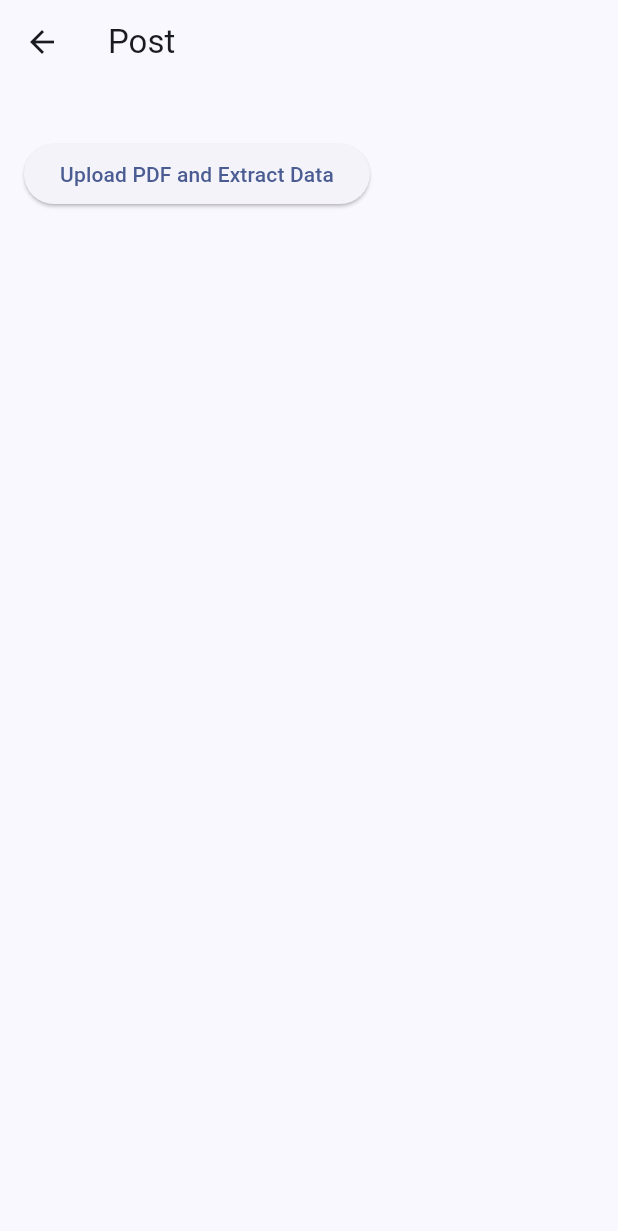
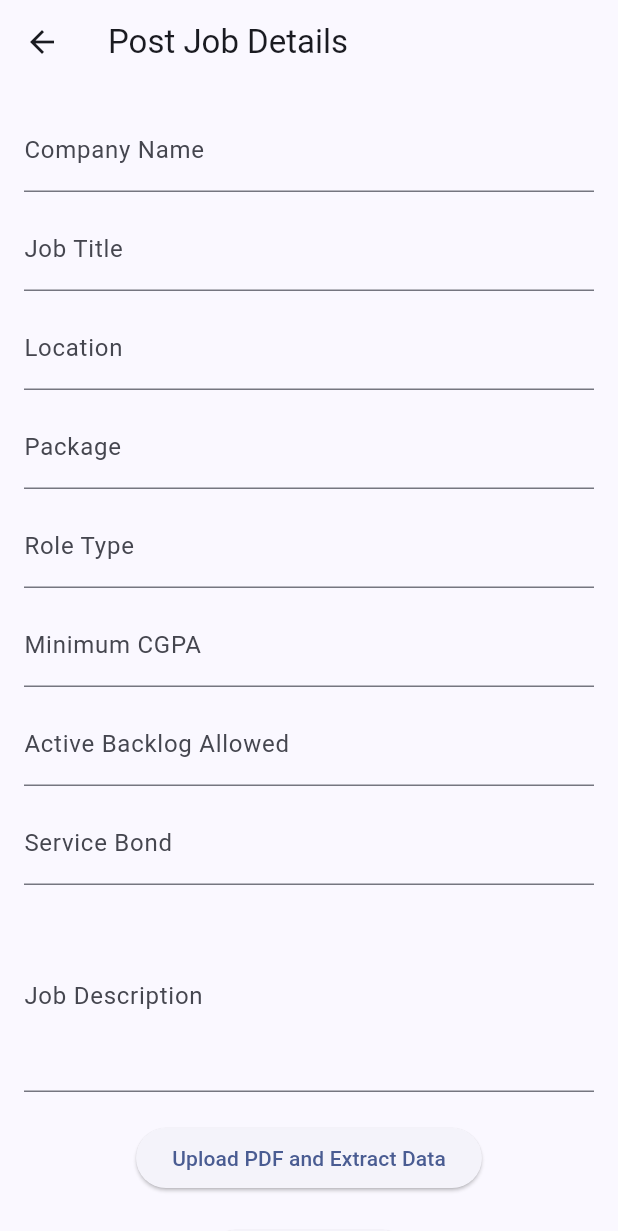
Before and after one commit to SephinSE/PlaceMe-Make-A-Ton-7.0, a Flutter app: the PlaceMePostPage screen opened by its route, on a phone screen of 412 x 824 dp. Shown: the top 1231 px of the screen. Run offline on Flutter 3.47's test engine with Material 3 defaults, Android fonts, the phone set to English and light mode, and no system bars; our stand-ins replace file_picker, go_router, google_fonts, google_generative_ai; Roboto replaces fonts that are missing (Roboto Flex).

Commit message:
extracted test automatically added to job fields

```diff
--- a/frontend/lib/pages/post.dart
+++ b/frontend/lib/pages/post.dart
@@ -1,8 +1,7 @@
-import 'package:flutter/material.dart';
-import 'package:file_picker/file_picker.dart';
-import 'package:http/http.dart' as http;
-import 'dart:convert';
-import 'package:google_generative_ai/google_generative_ai.dart';
+import 'dart:convert'; // For json.encode and json.decode
+import 'package:flutter/material.dart'; // Flutter material design components
+import 'package:http/http.dart' as http; // For making HTTP requests
+import '../textextract.dart'; // Your custom PDFProcessor class
 
 class PlaceMePostPage extends StatefulWidget {
   const PlaceMePostPage({super.key});
@@ -12,177 +11,110 @@ class PlaceMePostPage extends StatefulWidget {
 }
 
 class _PlaceMePostPageState extends State<PlaceMePostPage> {
-  String? _jobDetails;
-  String? _extractedText;
+  final PDFProcessor _pdfProcessor = PDFProcessor();
+
+  // Form controllers for each field
+  final TextEditingController _companyNameController = TextEditingController();
+  final TextEditingController _jobTitleController = TextEditingController();
+  final TextEditingController _locationController = TextEditingController();
+  final TextEditingController _packageController = TextEditingController();
+  final TextEditingController _roleTypeController = TextEditingController();
+  final TextEditingController _minimumCgpaController = TextEditingController();
+  final TextEditingController _backlogController = TextEditingController();
+  final TextEditingController _serviceBondController = TextEditingController();
+  final TextEditingController _jobDescriptionController =
+      TextEditingController();
+
   bool _isLoading = false;
-
-  final String convertApiSecret = 'secret_qGBWTagi91WZryAx'; // Replace with your Convert API Secret
-  final String geminiApiKey = 'AIzaSyCuRtOFEMHCZy6ZLz3c5XMA2yzkrRmjjWw'; // Your Gemini API Key
 
   Future<void> _uploadPDFAndExtractText() async {
     setState(() {
-    _isLoading = true; // Show loading indicator
+      _isLoading = true;
     });
 
-  // Step 1: Pick a PDF file
-  final result = await FilePicker.platform.pickFiles(
-    type: FileType.custom,
-    allowedExtensions: ['pdf'],
-  );
+    // Call the upload and extraction functions
+    final extractedText = await _pdfProcessor.uploadPDFAndExtractText();
+    if (extractedText != null) {
+      String? jobDetailsJson =
+          await _pdfProcessor.extractJobData(extractedText);
 
-  if (result != null && result.files.isNotEmpty) {
-    final fileBytes = result.files.first.bytes;
+      // Remove backticks and any leading "json" text if present
+      final jsonString =
+          jobDetailsJson?.replaceAll('json ', '').replaceAll('`', '');
 
-    // Debugging: Confirm that the file was picked
-    print('PDF file picked: ${result.files.first.name}');
+      // Decode the JSON string
+      final jobData = json.decode(jsonString!);
 
-    if (fileBytes != null) {
-      try {
-        // Step 2: Encode the PDF file to Base64
-        String base64EncodedFile = base64Encode(fileBytes);
-
-        // Step 3: Prepare the request body
-        final requestBody = json.encode({
-          "Parameters": [
-            {
-              "Name": "File",
-              "FileValue": {
-                "Name": result.files.first.name,
-                "Data": base64EncodedFile,
-              },
-            },
-            {
-              "Name": "StoreFile",
-              "Value": true,
-            },
-          ],
+      if (jobData != null) {
+        setState(() {
+          // Populate the form fields with extracted job data
+          _companyNameController.text = jobData['company_name'] ?? '';
+          _jobTitleController.text = jobData['job_title'] ?? '';
+          _locationController.text = jobData['location'] ?? '';
+          _packageController.text = jobData['package'] ?? '';
+          _roleTypeController.text = jobData['role_type'] ?? '';
+          _minimumCgpaController.text = jobData['minimum_cgpa'] ?? '';
+          _backlogController.text = jobData['active_backlog_allowed'] ?? '';
+          _serviceBondController.text = jobData['service_bond'] ?? '';
+          _jobDescriptionController.text = jobData['job_description'] ?? '';
         });
-
-        // Step 4: Send the request to the Convert API
-        final uri = Uri.parse('https://v2.convertapi.com/convert/pdf/to/txt');
-        final response = await http.post(
-          uri,
-          headers: {
-            'Authorization': 'Bearer $convertApiSecret',
-            'Content-Type': 'application/json',
-          },
-          body: requestBody,
-        );
-
-        // Debugging: Log response status
-        print('Convert API response status: ${response.statusCode}');
-
-        if (response.statusCode == 200) {
-          final extractedData = json.decode(response.body);
-
-          // Debugging: Log the entire response data
-          print('Response from Convert API: $extractedData');
-
-          // Check if the response contains the file URL
-          if (extractedData['Files'] != null && extractedData['Files'].isNotEmpty) {
-            String textFileUrl = extractedData['Files'][0]['Url'];
-
-            // Debugging: Log the URL of the extracted text file
-            print('Extracted Text File URL: $textFileUrl');
-
-            // Step 5: Fetch the content of the text file
-            final textResponse = await http.get(Uri.parse(textFileUrl));
-
-            if (textResponse.statusCode == 200) {
-              setState(() {
-                _extractedText = textResponse.body; // Set the extracted text
-                print('Extracted Text: $_extractedText'); // Log the extracted text
-              });
-
-              // Proceed to extract job details from the extracted text
-              await _extractJobData(_extractedText!);
-            } else {
-              setState(() {
-                _extractedText = 'Failed to fetch the extracted text file.';
-              });
-              print('Error fetching the extracted text file: ${textResponse.statusCode}');
       }
-          } else {
-            setState(() {
-              _extractedText = 'No text found in the PDF.';
-            });
-            print('No text found in the PDF.'); // Log this case
-          }
-        } else {
-          final responseData = response.body; // Read response body for more details
-          setState(() {
-            _extractedText = 'Failed to extract data from PDF. Status code: ${response.statusCode}';
-          });
-          print('Error: ${response.statusCode} - ${response.reasonPhrase}'); // Log the error
-          print('Response body: $responseData'); // Log the response body for more details
-        }
-      } catch (e) {
-        setState(() {
-          _extractedText = 'Error: $e';
-        });
-        print('Exception: $e'); // Log any exceptions
-      }
-    } else {
-      setState(() {
-        _extractedText = 'Failed to read file bytes.';
-      });
-      print('Failed to read file bytes.'); // Log this case
-    }
-  } else {
-    setState(() {
-      _extractedText = 'No file selected.';
-    });
-    print('No file selected.'); // Log this case
     }
 
     setState(() {
-    _isLoading = false; // Hide loading indicator
+      _isLoading = false;
     });
   }
 
+  void _postJobData() async {
+    // Get the values from the form controllers
+    String companyName = _companyNameController.text;
+    String jobTitle = _jobTitleController.text;
+    String location = _locationController.text;
+    String package = _packageController.text;
+    String roleType = _roleTypeController.text;
+    String minimumCgpa = _minimumCgpaController.text;
+    String backlogAllowed = _backlogController.text;
+    String serviceBond = _serviceBondController.text;
+    String jobDescription = _jobDescriptionController.text;
 
-  Future<void> _extractJobData(String text) async {
-    // Create the model for Gemini API
-    final model = GenerativeModel(
-      model: 'gemini-1.5-flash',
-      apiKey: geminiApiKey,
+    // Create a JSON object
+    final Map<String, dynamic> jobData = {
+      "company_name": companyName,
+      "job_title": jobTitle,
+      "location": location,
+      "package": package,
+      "role_type": roleType,
+      "minimum_cgpa": minimumCgpa,
+      "active_backlog_allowed": backlogAllowed,
+      "service_bond": serviceBond,
+      "job_description": jobDescription,
+    };
+
+    // Send POST request to the backend
+    try {
+      final response = await http.post(
+        Uri.parse('http://172.16.0.189:5000/api/jobs/create'),
+        headers: {
+          'Content-Type': 'application/json',
+          // Add the Authorization header if required
+          'Authorization':
+              'Bearer YOUR_JWT_TOKEN', // Replace with actual token if needed
+        },
+        body: json.encode(jobData),
       );
 
-    // Send the extracted text to the Gemini API for job data extraction
-    final response = await model.generateContent([
-      Content.text('Extract the job details from the following text in json format and add these values company_name, job_title,location,package,role_type,job_description,minimum_cgpa,number_supplies_permittable,active_backlog_allowed,service_bond,fill with n/a if not available: $text')
-    ]);
-
-    if (response != null) {
-      final responseText = response.text; // Access the response text directly
-      setState(() {
-        _jobDetails = responseText; // Set the extracted job details
-        print('Extracted Job Details: $_jobDetails'); // Log the extracted job details
-      });
+      if (response.statusCode == 201) {
+        // Successfully created job details
+        final responseBody = json.decode(response.body);
+        print('Job created successfully: ${responseBody['jobDetails']}');
+        // Optionally, you can show a success message or navigate to another page
       } else {
-      setState(() {
-        _jobDetails = 'Failed to extract job data.';
-      });
-      print('Failed to extract job data.'); // Log this case
+        // Handle error response
+        print('Failed to create job details: ${response.body}');
       }
-  }
-    String _formatJobDetails(String jsonResponse) {
-    try {
-      final jobData = json.decode(jsonResponse);
-      // Create a formatted string
-      return '''
-      Company Name: ${jobData['company_name']}
-      Job Title: ${jobData['job_title']}
-      Location: ${jobData['location']}
-      Package: ${jobData['package']}
-      Role Type: ${jobData['role_type']}
-      Minimum CGPA: ${jobData['minimum_cgpa']}
-      Active Backlog Allowed: ${jobData['active_backlog_allowed']}
-      Service Bond: ${jobData['service_bond']}
-      ''';
     } catch (e) {
-      print("Error formatting job details: $e");
-      return 'Failed to format job details';
+      print('Error: $e');
     }
   }
 
@@ -190,9 +122,9 @@ class _PlaceMePostPageState extends State<PlaceMePostPage> {
   Widget build(BuildContext context) {
     return Scaffold(
       appBar: AppBar(
-        title: const Text('Post'),
+        title: const Text('Post Job Details'),
       ),
-      body:SingleChildScrollView(
+      body: SingleChildScrollView(
         child: Padding(
           padding: const EdgeInsets.all(16.0),
           child: Column(
@@ -201,19 +133,84 @@ class _PlaceMePostPageState extends State<PlaceMePostPage> {
               if (_isLoading)
                 const CircularProgressIndicator(), // Show loading indicator
 
-              if (_jobDetails != null)
-                Padding(
-                  padding: const EdgeInsets.all(8.0),
-                  child: Text(
-                    'Job Details: $_jobDetails',
-                    style: const TextStyle(fontSize: 16),
-                    textAlign: TextAlign.left,
+              // Company Name field
+              TextFormField(
+                controller: _companyNameController,
+                decoration: const InputDecoration(labelText: 'Company Name'),
               ),
+              const SizedBox(height: 10),
+
+              // Job Title field
+              TextFormField(
+                controller: _jobTitleController,
+                decoration: const InputDecoration(labelText: 'Job Title'),
+              ),
+              const SizedBox(height: 10),
+
+              // Location field
+              TextFormField(
+                controller: _locationController,
+                decoration: const InputDecoration(labelText: 'Location'),
+              ),
+              const SizedBox(height: 10),
+
+              // Package field
+              TextFormField(
+                controller: _packageController,
+                decoration: const InputDecoration(labelText: 'Package'),
+              ),
+              const SizedBox(height: 10),
+
+              // Role Type field
+              TextFormField(
+                controller: _roleTypeController,
+                decoration: const InputDecoration(labelText: 'Role Type'),
+              ),
+              const SizedBox(height: 10),
+
+              // Minimum CGPA field
+              TextFormField(
+                controller: _minimumCgpaController,
+                decoration: const InputDecoration(labelText: 'Minimum CGPA'),
+              ),
+              const SizedBox(height: 10),
+
+              // Backlog Allowed field
+              TextFormField(
+                controller: _backlogController,
+                decoration:
+                    const InputDecoration(labelText: 'Active Backlog Allowed'),
+              ),
+              const SizedBox(height: 10),
+
+              // Service Bond field
+              TextFormField(
+                controller: _serviceBondController,
+                decoration: const InputDecoration(labelText: 'Service Bond'),
+              ),
+              const SizedBox(height: 10),
+
+              // Job Description field
+              TextFormField(
+                controller: _jobDescriptionController,
+                maxLines: 4,
+                decoration: const InputDecoration(labelText: 'Job Description'),
               ),
               const SizedBox(height: 20),
+
               ElevatedButton(
-                onPressed: _isLoading ? null : _uploadPDFAndExtractText, // Disable button while loading
+                onPressed: _isLoading
+                    ? null
+                    : _uploadPDFAndExtractText, // Disable button while loading
                 child: const Text('Upload PDF and Extract Data'),
+              ),
+              const SizedBox(height: 20),
+
+              ElevatedButton(
+                onPressed: _isLoading
+                    ? null
+                    : _postJobData, // Disable button while loading
+                child: const Text('Post Job Data'),
               ),
             ],
           ),
@@ -221,4 +218,19 @@ class _PlaceMePostPageState extends State<PlaceMePostPage> {
       ),
     );
   }
+
+  @override
+  void dispose() {
+    // Dispose controllers to free up resources
+    _companyNameController.dispose();
+    _jobTitleController.dispose();
+    _locationController.dispose();
+    _packageController.dispose();
+    _roleTypeController.dispose();
+    _minimumCgpaController.dispose();
+    _backlogController.dispose();
+    _serviceBondController.dispose();
+    _jobDescriptionController.dispose();
+    super.dispose();
   }
+}
--- /dev/null
+++ b/frontend/lib/textextract.dart
@@ -0,0 +1,105 @@
+import 'package:file_picker/file_picker.dart';
+import 'package:http/http.dart' as http;
+import 'dart:convert';
+import 'package:google_generative_ai/google_generative_ai.dart';
+
+class PDFProcessor {
+  final String convertApiSecret = 'secret_qGBWTagi91WZryAx';
+  final String geminiApiKey = 'AIzaSyCuRtOFEMHCZy6ZLz3c5XMA2yzkrRmjjWw';
+
+  Future<String?> uploadPDFAndExtractText() async {
+    // Step 1: Pick a PDF file
+    final result = await FilePicker.platform.pickFiles(
+      type: FileType.custom,
+      allowedExtensions: ['pdf'],
+    );
+
+    if (result != null && result.files.isNotEmpty) {
+      final fileBytes = result.files.first.bytes;
+
+      if (fileBytes != null) {
+        try {
+          // Step 2: Encode the PDF file to Base64
+          String base64EncodedFile = base64Encode(fileBytes);
+
+          // Step 3: Prepare the request body
+          final requestBody = json.encode({
+            "Parameters": [
+              {
+                "Name": "File",
+                "FileValue": {
+                  "Name": result.files.first.name,
+                  "Data": base64EncodedFile,
+                },
+              },
+              {
+                "Name": "StoreFile",
+                "Value": true,
+              },
+            ],
+          });
+
+          // Step 4: Send the request to the Convert API
+          final uri = Uri.parse('https://v2.convertapi.com/convert/pdf/to/txt');
+          final response = await http.post(
+            uri,
+            headers: {
+              'Authorization': 'Bearer $convertApiSecret',
+              'Content-Type': 'application/json',
+            },
+            body: requestBody,
+          );
+
+          if (response.statusCode == 200) {
+            final extractedData = json.decode(response.body);
+
+            // Check if the response contains the file URL
+            if (extractedData['Files'] != null && extractedData['Files'].isNotEmpty) {
+              String textFileUrl = extractedData['Files'][0]['Url'];
+
+              // Step 5: Fetch the content of the text file
+              final textResponse = await http.get(Uri.parse(textFileUrl));
+
+              if (textResponse.statusCode == 200) {
+                return textResponse.body; // Return the extracted text
+              } else {
+                return 'Failed to fetch the extracted text file.';
+              }
+            } else {
+              return 'No text found in the PDF.';
+            }
+          } else {
+            return 'Failed to extract data from PDF. Status code: ${response.statusCode}';
+          }
+        } catch (e) {
+          return 'Error: $e';
+        }
+      } else {
+        return 'Failed to read file bytes.';
+      }
+    } else {
+      return 'No file selected.';
+    }
+  }
+
+  Future<String?> extractJobData(String text) async {
+    final model = GenerativeModel(
+      model: 'gemini-1.5-flash',
+      apiKey: geminiApiKey,
+    );
+
+    final response = await model.generateContent([
+      Content.text(
+        'Extract the job details from the following text in json format and add these values company_name, job_title, location, package, role_type, job_description, minimum_cgpa, number_supplies_permittable, active_backlog_allowed, service_bond, fill with n/a if not available . do not add any extra formating or the three bakctick operators just pure json file starting with bracket and ending with bracket.no extra text: $text',
+      ),
+    ]);
+
+    if (response != null) {
+      return response.text; // Return the extracted job details as a string
+    } else {
+      return 'Failed to extract job data.';
+    }
+  }
+
+
+}
```
Lines whose indentation alone changed are shown as unchanged.
